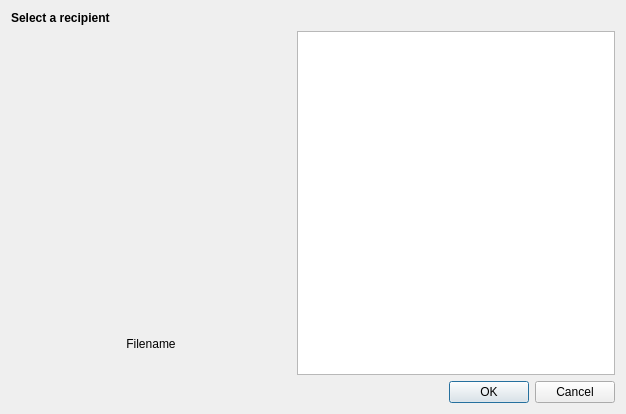
KDE/ktp-send-file, file mainwindow.ui: the form before one commit.
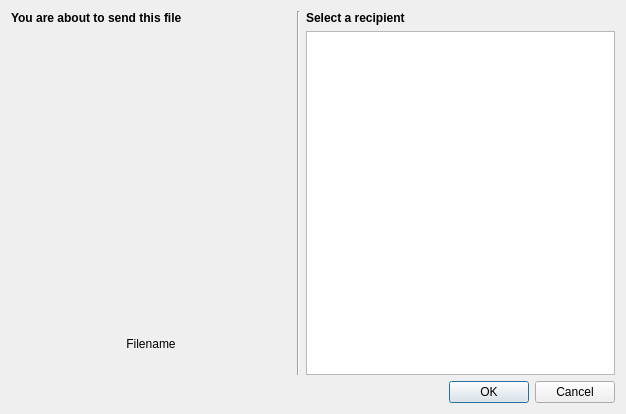
The form after the commit.

Commit message: UI Polish and min. required KDE version is now 4.7 because of KIO:PreviewJob

Diff of the .ui file:
```diff
--- a/mainwindow.ui
+++ b/mainwindow.ui
@@ -20,23 +20,23 @@
    <string>Select Recipient</string>
   </property>
   <layout class="QVBoxLayout" name="verticalLayout_3">
-   <item>
-    <widget class="QLabel" name="label">
-     <property name="font">
-      <font>
-       <weight>75</weight>
-       <bold>true</bold>
-      </font>
-     </property>
-     <property name="text">
-      <string>Select a recipient</string>
-     </property>
-    </widget>
-   </item>
    <item>
     <layout class="QHBoxLayout" name="horizontalLayout">
      <item>
       <layout class="QVBoxLayout" name="verticalLayout">
+       <item>
+        <widget class="QLabel" name="label_3">
+         <property name="font">
+          <font>
+           <weight>75</weight>
+           <bold>true</bold>
+          </font>
+         </property>
+         <property name="text">
+          <string>You are about to send this file</string>
+         </property>
+        </widget>
+       </item>
        <item>
         <spacer name="verticalSpacer_2">
          <property name="orientation">
@@ -94,8 +94,28 @@
        </item>
       </layout>
      </item>
+     <item>
+      <widget class="Line" name="line">
+       <property name="orientation">
+        <enum>Qt::Vertical</enum>
+       </property>
+      </widget>
+     </item>
      <item>
      <layout class="QVBoxLayout" name="verticalLayout2">
+       <item>
+        <widget class="QLabel" name="label">
+         <property name="font">
+          <font>
+           <weight>75</weight>
+           <bold>true</bold>
+          </font>
+         </property>
+         <property name="text">
+          <string>Select a recipient</string>
+         </property>
+        </widget>
+       </item>
      <item>
       <widget class="QListView" name="listView">
        <property name="minimumSize">
```
Left out of the diff: 3 changed lines with no effect on the pictures. Lines whose indentation alone changed are shown as unchanged. The commit also changes 2 other files.
